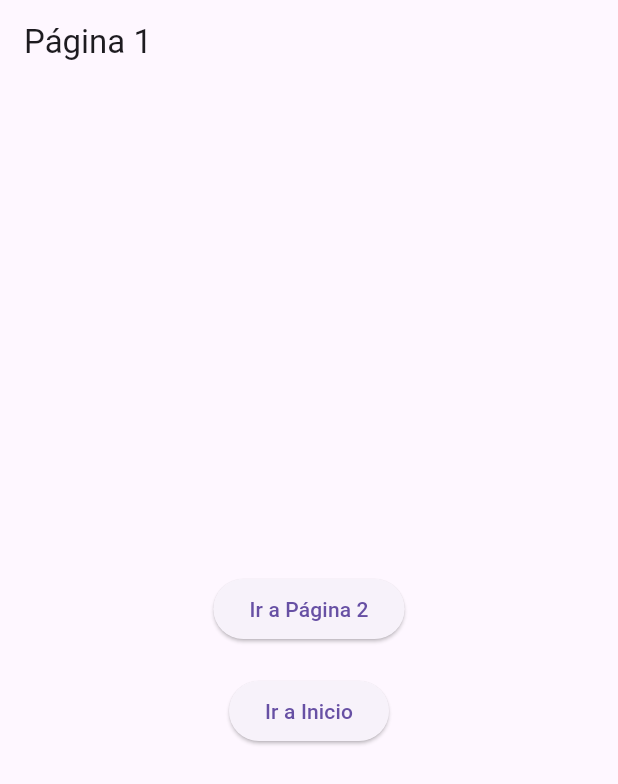
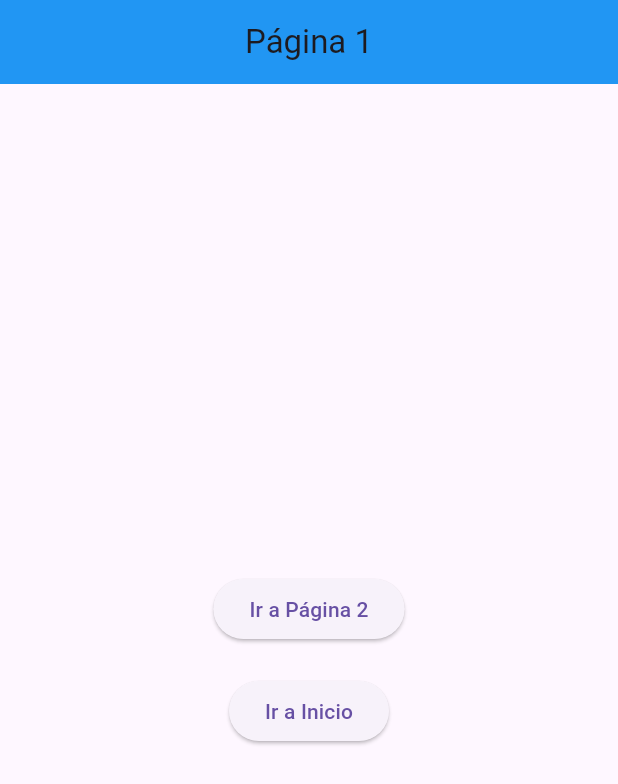
Before and after one commit to ESLEDA/Navegaci-n_an-nima_flutter, a Flutter app: the screen it shows after launch, after a tap on "Ir a Página 1", on a phone screen of 412 x 824 dp. Shown: the top 784 px of the screen. Run offline on Flutter 3.47's test engine with Material 3 defaults, Android fonts, the light colour scheme and no system bars.

Commit message:
modificación del appbar

```diff
--- a/lib/home_page.dart
+++ b/lib/home_page.dart
@@ -11,6 +11,8 @@ class HomePage extends StatelessWidget {
     return Scaffold(
       appBar: AppBar(
         title: const Text('Inicio'),
+        centerTitle: true,
+        backgroundColor: Colors.blue,
         automaticallyImplyLeading: false,
       ),
       body: Center(
--- a/lib/page1.dart
+++ b/lib/page1.dart
@@ -10,6 +10,8 @@ class Page1 extends StatelessWidget {
     return Scaffold(
       appBar: AppBar(
         title: const Text('Página 1'),
+        centerTitle: true,
+        backgroundColor: Colors.blue,
         automaticallyImplyLeading: false,
       ),
       body: Center(
--- a/lib/page2.dart
+++ b/lib/page2.dart
@@ -10,6 +10,8 @@ class Page2 extends StatelessWidget {
     return Scaffold(
       appBar: AppBar(
         title: const Text('Página 2'),
+        centerTitle: true,
+        backgroundColor: Colors.blue,
         automaticallyImplyLeading: false,
       ),
       body: Center(
```
